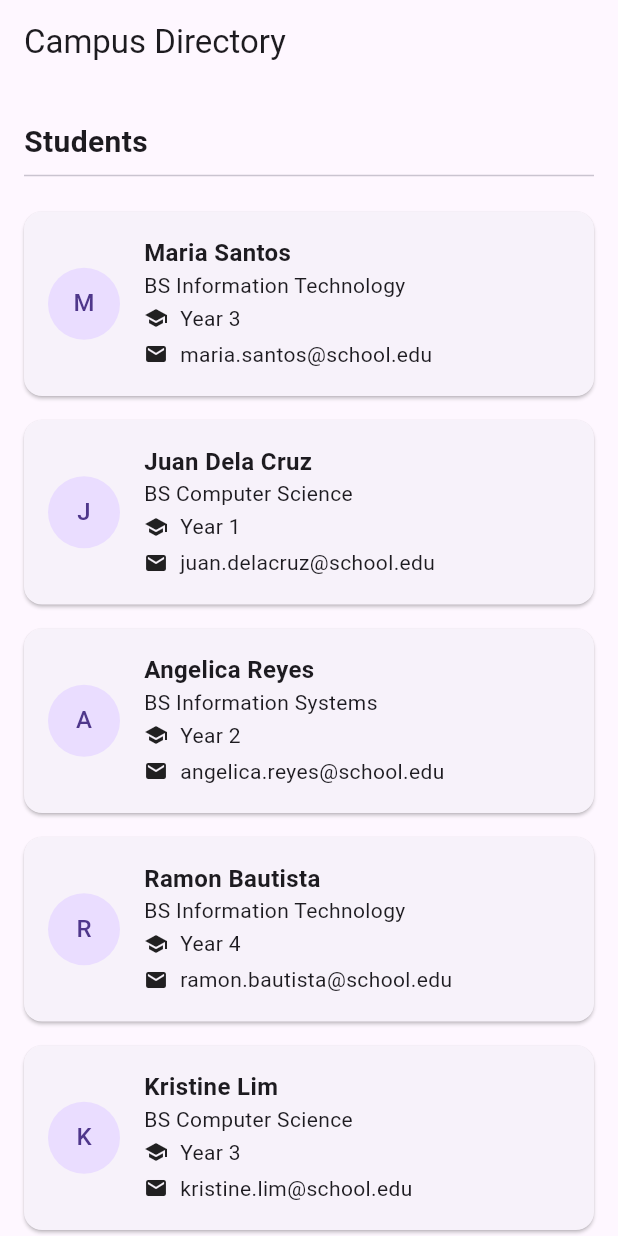
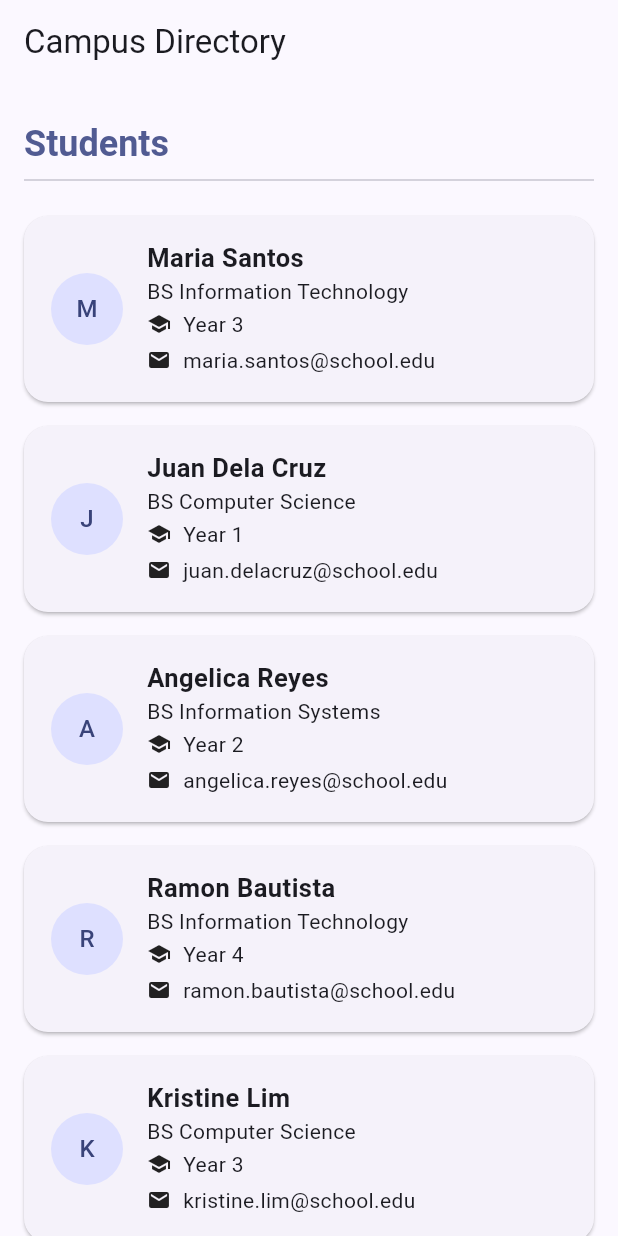
Before and after one commit to johnrusselnakila-jpg/stateless-lab-Nakila, a Flutter app: the screen it shows after launch, on a phone screen of 412 x 824 dp. Run offline on Flutter 3.47's test engine with Material 3 defaults, Android fonts, the phone set to English and light mode, and no system bars.

Commit message:
Add theme and style customizations

```diff
--- a/lib/main.dart
+++ b/lib/main.dart
@@ -75,10 +75,11 @@ class SectionHeader extends StatelessWidget {
         children: [
           Text(
             title,
-            style: const TextStyle(
-              fontWeight: FontWeight.bold,
-              fontSize: 20,
-            ),
+            // Customize: heading text is bold and tinted with the theme's primary color.
+            style: Theme.of(context).textTheme.headlineSmall?.copyWith(
+                  color: Theme.of(context).colorScheme.primary,
+                  fontWeight: FontWeight.bold,
+                ),
           ),
           const Divider(),
         ],
@@ -122,14 +123,24 @@ class StudentCard extends StatelessWidget {
 
   @override
   Widget build(BuildContext context) {
+    final ColorScheme colorScheme = Theme.of(context).colorScheme;
+
     return Card(
+      // Customize: rounded card corners (radius 16) instead of the default shape.
+      shape: RoundedRectangleBorder(
+        borderRadius: BorderRadius.circular(16),
+      ),
       margin: const EdgeInsets.symmetric(horizontal: 16, vertical: 8),
       child: Padding(
-        padding: const EdgeInsets.all(16),
+        // Customize: extra horizontal padding (18) so the card content breathes.
+        padding: const EdgeInsets.symmetric(horizontal: 18, vertical: 16),
         child: Row(
           children: [
             CircleAvatar(
               radius: 24,
+              // Customize: avatar colors taken from the theme palette (primaryContainer).
+              backgroundColor: colorScheme.primaryContainer,
+              foregroundColor: colorScheme.onPrimaryContainer,
               child: Text(student.name[0]),
             ),
             const SizedBox(width: 16),
@@ -139,9 +150,11 @@ class StudentCard extends StatelessWidget {
                 children: [
                   Text(
                     student.name,
+                    // Customize: name style adds a larger size and slight letter spacing.
                     style: const TextStyle(
                       fontWeight: FontWeight.bold,
-                      fontSize: 16,
+                      fontSize: 17,
+                      letterSpacing: 0.3,
                     ),
                   ),
                   Text(
@@ -191,6 +204,11 @@ class DirectoryApp extends StatelessWidget {
   @override
   Widget build(BuildContext context) {
     return MaterialApp(
+      // Customize: app-wide theme — indigo seed color + Material 3 enabled.
+      theme: ThemeData(
+        colorSchemeSeed: Colors.indigo,
+        useMaterial3: true,
+      ),
       home: const DirectoryScreen(),
     );
   }
```
